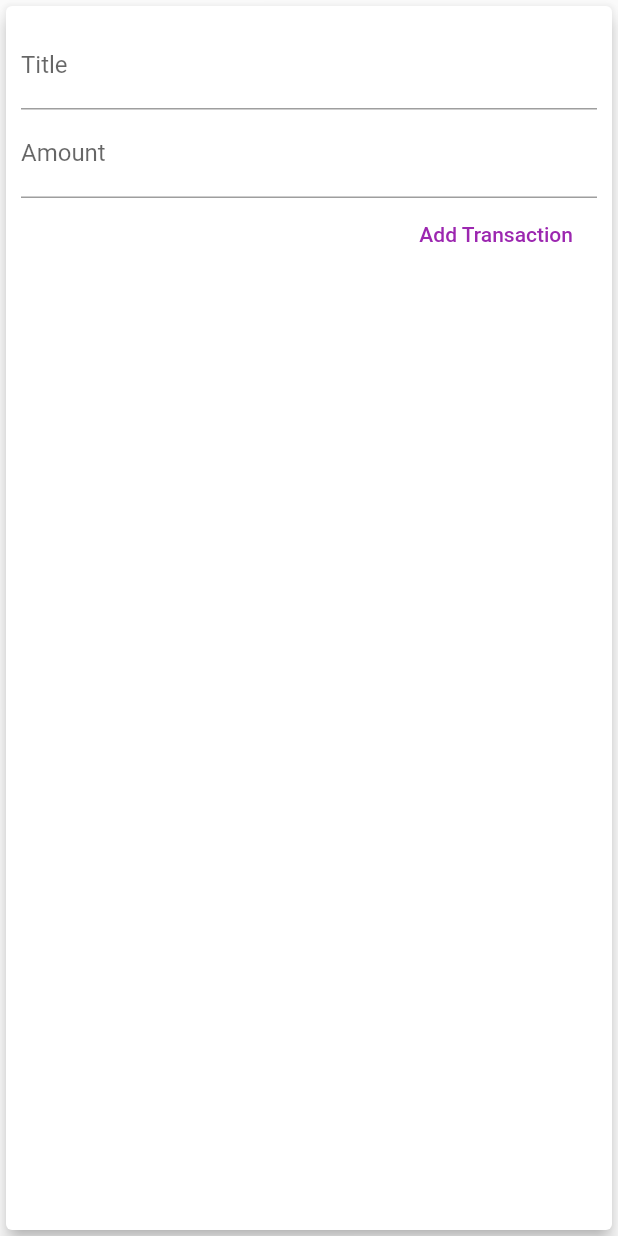
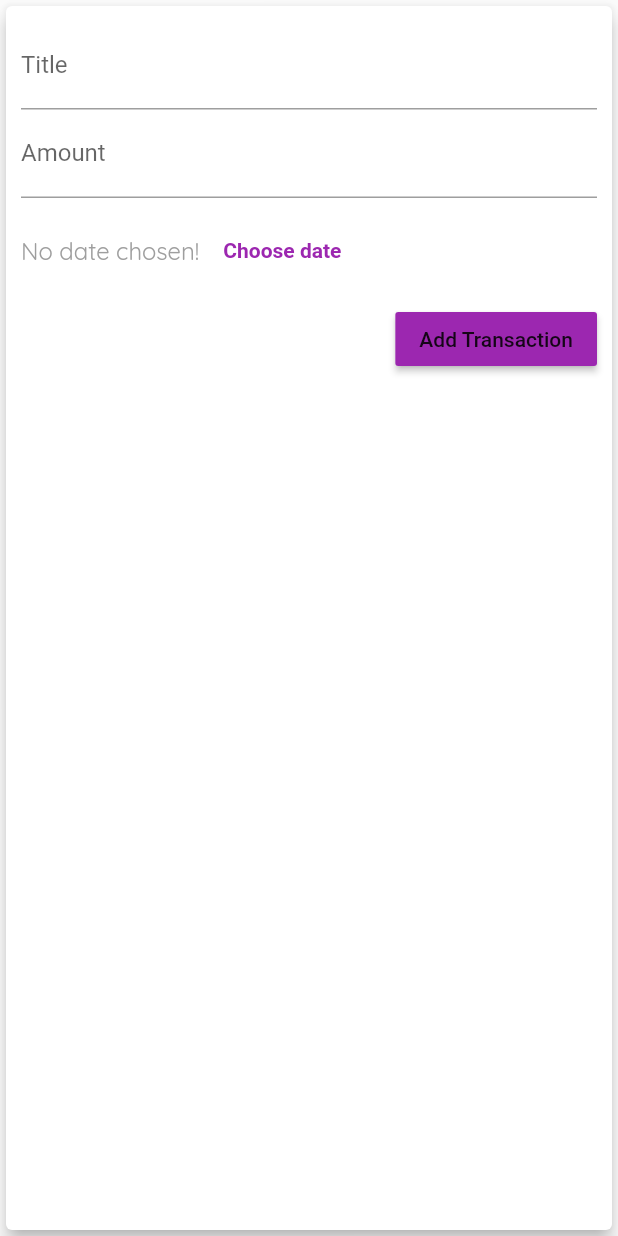
Before and after one commit to DZamora94/flutter_first_app, a Flutter app: the NewTransaction widget shown alone on an empty page, opened directly with empty values, after a tap on "Add Transaction", on a phone screen of 412 x 824 dp. Run offline on Flutter 3.47's test engine with Material 2 defaults, Android fonts, the phone set to English and light mode, and no system bars.

Commit message:
feat(new_transaction): datepicker

```diff
--- a/lib/widgets/new_transaction.dart
+++ b/lib/widgets/new_transaction.dart
@@ -1,4 +1,5 @@
 import 'package:flutter/material.dart';
+import 'package:intl/intl.dart';
 
 class NewTransaction extends StatefulWidget {
   final Function addTransaction;
@@ -11,23 +12,40 @@ class NewTransaction extends StatefulWidget {
 
 class _NewTransactionState extends State<NewTransaction> {
   final titleController = TextEditingController();
+  final amountController = TextEditingController();
+  DateTime _selectedDate;
 
-  final amountController = TextEditingController();
-
-  void submitData() {
+  void _submitData() {
     final enteredTitle = titleController.text;
     final enteredAmount = double.parse(amountController.text);
 
-    if (enteredTitle.isEmpty || enteredAmount <= 0) {
+    if (enteredTitle.isEmpty || enteredAmount <= 0 || _selectedDate == null) {
       return;
     }
 
     widget.addTransaction(
       enteredTitle,
       enteredAmount,
+      _selectedDate,
     );
 
     Navigator.of(context).pop();
+  }
+
+  void _presentDatePicker() {
+    showDatePicker(
+      context: context,
+      initialDate: DateTime.now(),
+      firstDate: DateTime(2019),
+      lastDate: DateTime.now(),
+    ).then((pickedDate) {
+      if (pickedDate == null) {
+        return;
+      }
+      setState(() {
+        _selectedDate = pickedDate;
+      });
+    });
   }
 
   @override
@@ -42,18 +60,39 @@ class _NewTransactionState extends State<NewTransaction> {
             TextField(
               decoration: InputDecoration(labelText: 'Title'),
               controller: titleController,
-              onSubmitted: (_) => submitData(),
+              onSubmitted: (_) => _submitData(),
             ),
             TextField(
               decoration: InputDecoration(labelText: 'Amount'),
               controller: amountController,
               keyboardType: TextInputType.numberWithOptions(decimal: true),
-              onSubmitted: (_) => submitData(),
+              onSubmitted: (_) => _submitData(),
             ),
-            FlatButton(
+            Container(
+              height: 70,
+              child: Row(
+                children: [
+                  Text(
+                    _selectedDate == null
+                        ? 'No date chosen!'
+                        : 'Picked Date: ${DateFormat.yMd().format(_selectedDate)}',
+                  ),
+                  FlatButton(
+                    onPressed: _presentDatePicker,
+                    child: Text(
+                      'Choose date',
+                      style: TextStyle(fontWeight: FontWeight.bold),
+                    ),
+                    textColor: Theme.of(context).primaryColor,
+                  )
+                ],
+              ),
+            ),
+            RaisedButton(
               child: Text('Add Transaction'),
-              textColor: Colors.purple,
-              onPressed: submitData,
+              color: Theme.of(context).primaryColor,
+              textColor: Theme.of(context).textTheme.button.color,
+              onPressed: _submitData,
             ),
           ],
         ),
```
